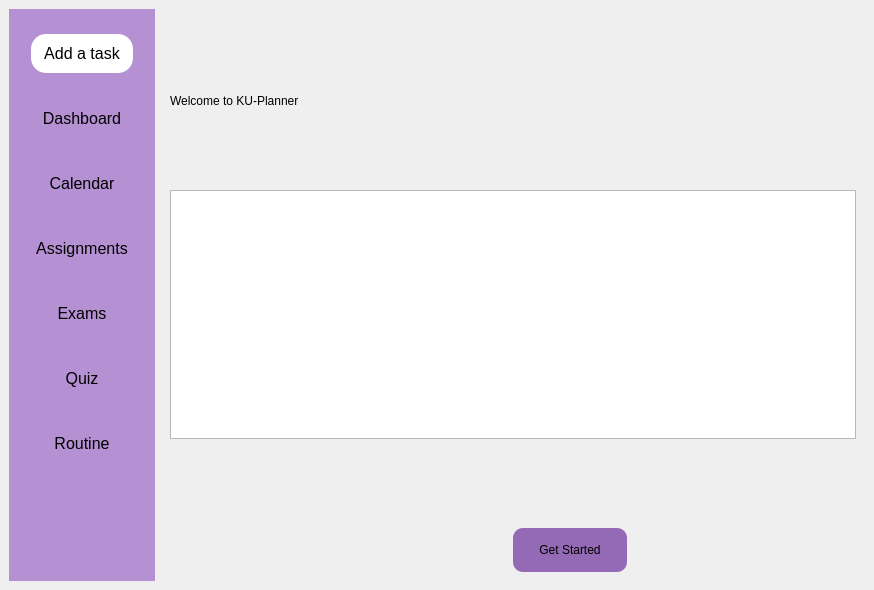
Old version of the form mainwindow.ui in the repository aveens13/KU-Planner.
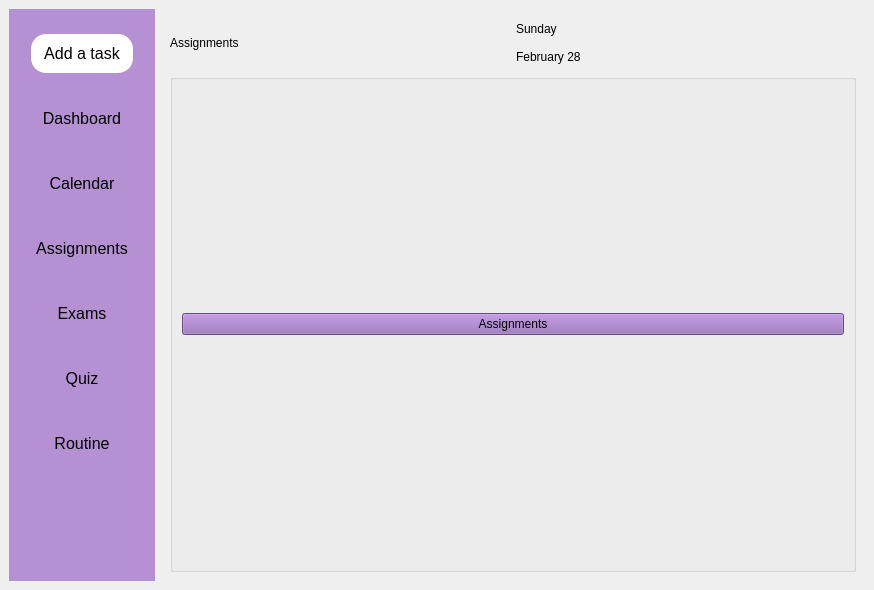
New version of the form. Icons and pictures are not drawn.

What changed in the file:
```diff
--- a/mainwindow.ui
+++ b/mainwindow.ui
@@ -166,7 +166,7 @@
         <item>
          <widget class="QStackedWidget" name="stackedWidget">
           <property name="currentIndex">
-           <number>0</number>
+           <number>3</number>
           </property>
           <widget class="QWidget" name="mainwindow">
            <layout class="QVBoxLayout" name="verticalLayout_7" stretch="2,3,1,1">
@@ -355,6 +355,62 @@
             </item>
            </layout>
           </widget>
+          <widget class="QWidget" name="Assignments">
+           <layout class="QVBoxLayout" name="verticalLayout_11" stretch="1,10">
+            <item>
+             <layout class="QHBoxLayout" name="horizontalLayout_4">
+              <item>
+               <widget class="QLabel" name="label_5">
+                <property name="styleSheet">
+                 <string notr="true">font: 16pt &quot;Calibri&quot;;</string>
+                </property>
+                <property name="text">
+                 <string>Assignments</string>
+                </property>
+               </widget>
+              </item>
+              <item>
+               <layout class="QVBoxLayout" name="verticalLayout_12">
+                <item>
+                 <widget class="QLabel" name="label_6">
+                  <property name="text">
+                   <string>Sunday</string>
+                  </property>
+                 </widget>
+                </item>
+                <item>
+                 <widget class="QLabel" name="label_7">
+                  <property name="text">
+                   <string>February 28</string>
+                  </property>
+                 </widget>
+                </item>
+               </layout>
+              </item>
+             </layout>
+            </item>
+            <item>
+             <layout class="QVBoxLayout" name="verticalLayout_10">
+              <item>
+               <widget class="QGroupBox" name="groupBox_3">
+                <property name="title">
+                 <string/>
+                </property>
+                <layout class="QVBoxLayout" name="verticalLayout_17">
+                 <item>
+                  <widget class="QPushButton" name="pushButton">
+                   <property name="text">
+                    <string>Assignments</string>
+                   </property>
+                  </widget>
+                 </item>
+                </layout>
+               </widget>
+              </item>
+             </layout>
+            </item>
+           </layout>
+          </widget>
          </widget>
         </item>
        </layout>
```
